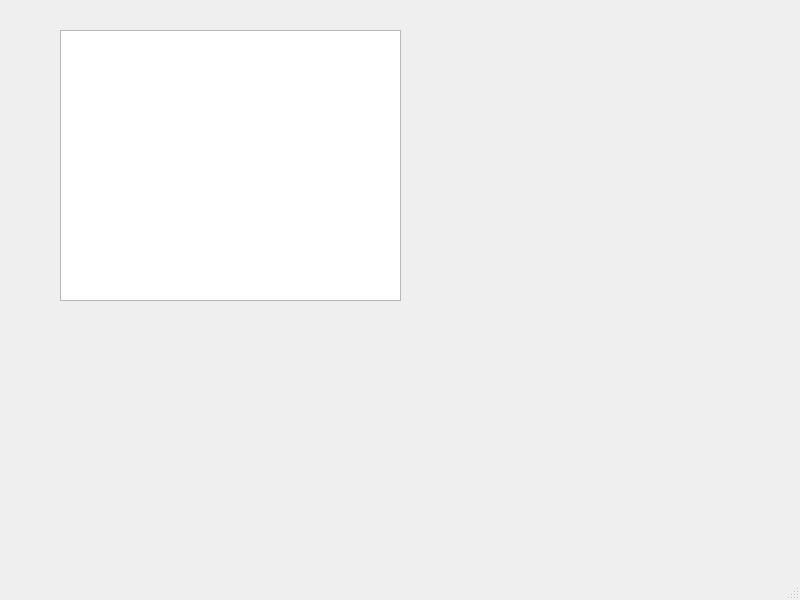
Above: Codigo/Proyecto_final/mainwindow.ui from juanUrbinez/ProyectoFinal before the change. Below: the same form after it.
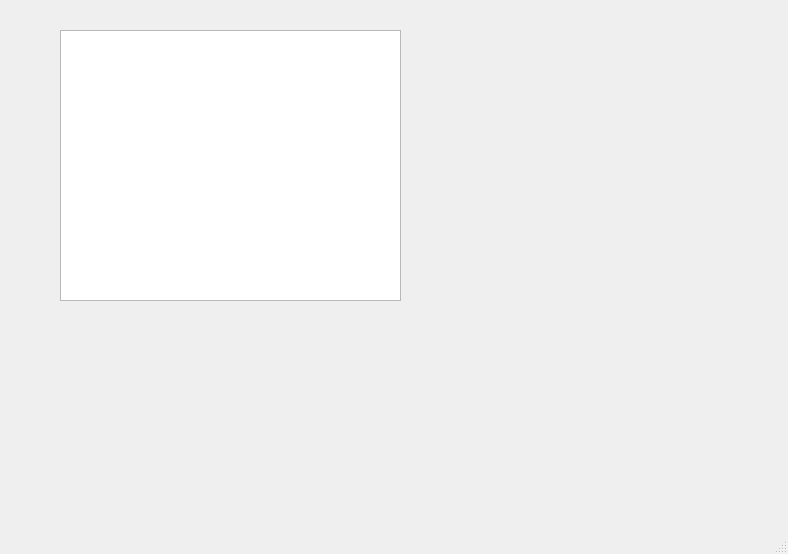
That is the form after the change.

The edit to the form file:
```diff
--- a/Codigo/Proyecto_final/mainwindow.ui
+++ b/Codigo/Proyecto_final/mainwindow.ui
@@ -6,8 +6,8 @@
    <rect>
     <x>0</x>
     <y>0</y>
-    <width>800</width>
-    <height>600</height>
+    <width>788</width>
+    <height>554</height>
    </rect>
   </property>
   <property name="windowTitle">
```
Left out of the diff: 4 changed lines with no effect on the pictures.
